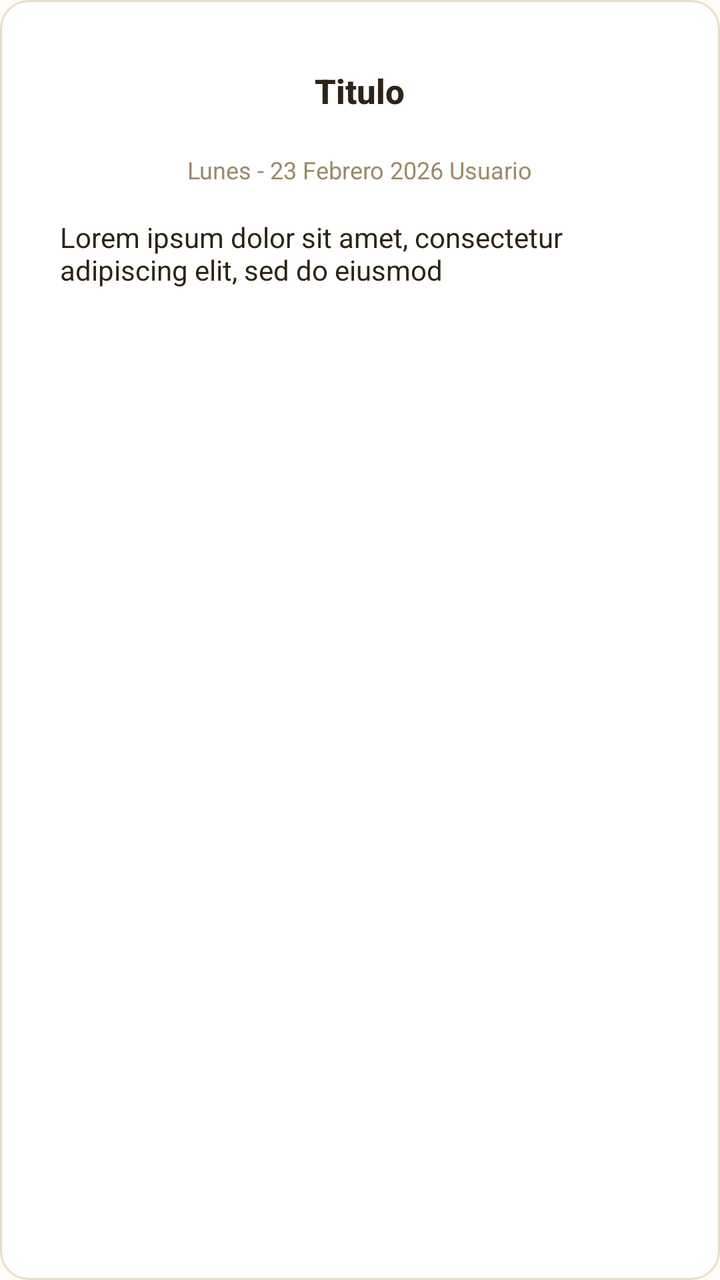
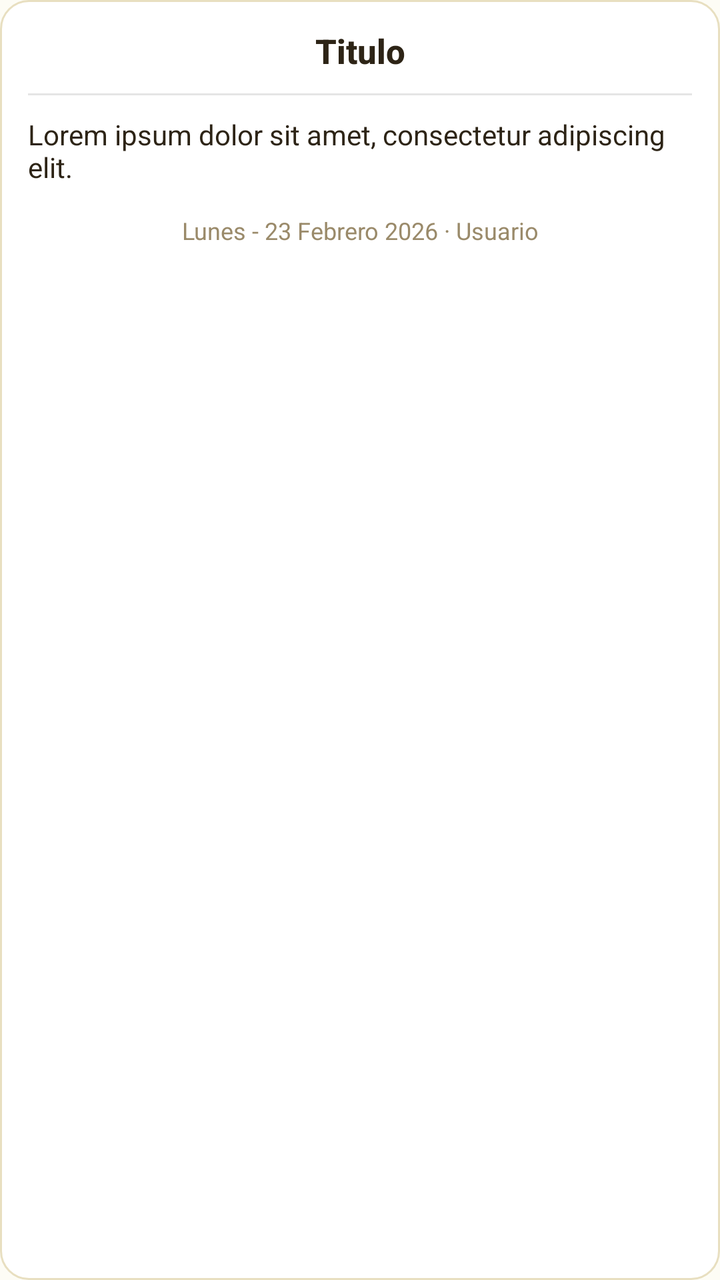

An Android layout rendered at two revisions. The XML below is the earlier revision; the diff shows what the commit changed to produce the second picture.
<!-- AndroidManifest.xml: application theme Theme.HomneyApp -->
<!-- res/layout/rv_layout_muro.xml -->
<?xml version="1.0" encoding="utf-8"?>
<RelativeLayout xmlns:android="http://schemas.android.com/apk/res/android"
    android:layout_width="match_parent"
    android:layout_height="wrap_content"
    android:background="@drawable/bg_card"
    android:layout_marginStart="16dp"
    android:layout_marginEnd="16dp"
    android:layout_marginBottom="10dp"
    android:padding="14dp">

    <TextView
        android:layout_width="wrap_content"
        android:layout_height="wrap_content"
        android:id="@+id/titulo_publi_muro"
        style="@style/Homney.Text.Title"
        android:layout_centerInParent="true"
        android:layout_alignParentTop="true"
        android:layout_margin="20dp"
        android:text="Titulo"/>

    <ImageView
        android:layout_width="150dp"
        android:layout_height="100dp"
        android:layout_below="@id/titulo_publi_muro"
        android:layout_centerInParent="true"
        android:layout_margin="@dimen/activity_vertical_margin"
        android:id="@+id/imagen_publi_muro"
        android:visibility="gone"/>
    <TextView
        android:layout_width="wrap_content"
        android:layout_height="wrap_content"
        android:id="@+id/fecha_nombre"
        style="@style/Homney.Text.Muted"
        android:layout_below="@id/imagen_publi_muro"
        android:layout_centerInParent="true"
        android:text="Lunes - 23 Febrero 2026 Usuario"
        />
    <ImageView
        android:layout_width="120dp"
        android:layout_height="120dp"
        android:id="@+id/img_muro_publi"
        android:layout_centerHorizontal="true"
        android:layout_below="@id/fecha_nombre"
        android:visibility="gone"/>

    <TextView
        android:layout_width="match_parent"
        android:layout_height="wrap_content"
        android:id="@+id/body_muro"
        style="@style/Homney.Text.Body"
        android:layout_below="@id/img_muro_publi"
        android:layout_centerInParent="true"
        android:textAlignment="textStart"
        android:text="Lorem ipsum dolor sit amet, consectetur adipiscing elit, sed do eiusmod"
        android:layout_margin="@dimen/fab_margin"/>

    
</RelativeLayout>
<!-- resources referenced by this layout -->
<resources>
  <dimen name="activity_vertical_margin">16dp</dimen>
  <dimen name="fab_margin">16dp</dimen>
  <!-- drawable bg_card (drawable) -->
  <?xml version="1.0" encoding="utf-8"?>
  <shape xmlns:android="http://schemas.android.com/apk/res/android"
      android:shape="rectangle">
      <solid android:color="@color/surface" />
      <stroke android:width="1dp" android:color="@color/border" />
      <corners android:radius="14dp" />
  </shape>
  <style name="Homney.Text.Body" parent="Homney.Text">
          <item name="android:textColor">@color/text</item>
          <item name="android:textSize">14sp</item>
      </style>
  <style name="Homney.Text.Muted" parent="Homney.Text">
          <item name="android:textColor">@color/muted</item>
          <item name="android:textSize">12sp</item>
      </style>
  <style name="Homney.Text.Title" parent="Homney.Text">
          <item name="android:textColor">@color/text</item>
          <item name="android:textSize">17sp</item>
          <item name="android:textStyle">bold</item>
          <item name="android:fontFamily">sans-serif-medium</item>
      </style>
  <style name="Theme.HomneyApp" parent="Theme.MaterialComponents.DayNight.DarkActionBar">
          
          <item name="colorPrimary">@color/accent</item>
          <item name="colorPrimaryVariant">@color/accent_dark</item>
          <item name="colorOnPrimary">@color/text</item>
          
          <item name="colorSecondary">@color/green</item>
          <item name="colorSecondaryVariant">@color/green_dark</item>
          <item name="colorOnSecondary">@color/text</item>
          
          <item name="android:colorBackground">@color/background</item>
          <item name="colorSurface">@color/surface</item>
          <item name="colorOnSurface">@color/text</item>
          
          <item name="android:statusBarColor" tools:targetApi="l">@color/accent_dark</item>
      </style>
  <color name="surface">#FFFFFFFF</color>
  <color name="border">#E8DFC0</color>
  <style name="Homney.Text" parent="" />
  <color name="text">#2D2416</color>
  <color name="muted">#9A8A6A</color>
  <color name="accent">#F5C518</color>
  <color name="accent_dark">#D4A80E</color>
  <color name="green">#7CC87A</color>
  <color name="green_dark">#58A856</color>
  <color name="background">#FDFCF5</color>
</resources>

<!-- the commit's change to res/layout/rv_layout_muro.xml (unified diff, before → after) -->
@@ -1,58 +1,63 @@
 <?xml version="1.0" encoding="utf-8"?>
-<RelativeLayout xmlns:android="http://schemas.android.com/apk/res/android"
+<LinearLayout xmlns:android="http://schemas.android.com/apk/res/android"
     android:layout_width="match_parent"
     android:layout_height="wrap_content"
+    android:orientation="vertical"
     android:background="@drawable/bg_card"
-    android:layout_marginStart="16dp"
-    android:layout_marginEnd="16dp"
-    android:layout_marginBottom="10dp"
-    android:padding="14dp">
+    android:padding="14dp"
+    android:layout_margin="16dp">
 
+    
     <TextView
-        android:layout_width="wrap_content"
+        android:id="@+id/titulo_publi_muro"
+        android:layout_width="match_parent"
         android:layout_height="wrap_content"
-        android:id="@+id/titulo_publi_muro"
         style="@style/Homney.Text.Title"
-        android:layout_centerInParent="true"
-        android:layout_alignParentTop="true"
-        android:layout_margin="20dp"
-        android:text="Titulo"/>
+        android:gravity="center_horizontal"
+        android:text="Titulo"
+        android:layout_marginBottom="10dp" />
 
+    
+    <View
+        android:layout_width="match_parent"
+        android:layout_height="1dp"
+        android:background="#1A000000"
+        android:layout_marginBottom="10dp" />
+
+    
+    <TextView
+        android:id="@+id/body_muro"
+        android:layout_width="match_parent"
+        android:layout_height="wrap_content"
+        style="@style/Homney.Text.Body"
+        android:text="Lorem ipsum dolor sit amet, consectetur adipiscing elit."
+        android:layout_marginBottom="10dp" />
+
+    
     <ImageView
+        android:id="@+id/img_muro_publi"
+        android:layout_width="match_parent"
+        android:layout_height="220dp"
+        android:scaleType="centerCrop"
+        android:layout_marginBottom="10dp"
+        android:visibility="gone" />
+
+    
+    <ImageView
+        android:id="@+id/imagen_publi_muro"
         android:layout_width="150dp"
         android:layout_height="100dp"
-        android:layout_below="@id/titulo_publi_muro"
-        android:layout_centerInParent="true"
-        android:layout_margin="@dimen/activity_vertical_margin"
-        android:id="@+id/imagen_publi_muro"
-        android:visibility="gone"/>
+        android:layout_gravity="center_horizontal"
+        android:visibility="gone" />
+
+    
     <TextView
-        android:layout_width="wrap_content"
-        android:layout_height="wrap_content"
         android:id="@+id/fecha_nombre"
-        style="@style/Homney.Text.Muted"
-        android:layout_below="@id/imagen_publi_muro"
-        android:layout_centerInParent="true"
-        android:text="Lunes - 23 Febrero 2026 Usuario"
-        />
-    <ImageView
-        android:layout_width="120dp"
-        android:layout_height="120dp"
-        android:id="@+id/img_muro_publi"
-        android:layout_centerHorizontal="true"
-        android:layout_below="@id/fecha_nombre"
-        android:visibility="gone"/>
-
-    <TextView
         android:layout_width="match_parent"
         android:layout_height="wrap_content"
-        android:id="@+id/body_muro"
-        style="@style/Homney.Text.Body"
-        android:layout_below="@id/img_muro_publi"
-        android:layout_centerInParent="true"
-        android:textAlignment="textStart"
-        android:text="Lorem ipsum dolor sit amet, consectetur adipiscing elit, sed do eiusmod"
-        android:layout_margin="@dimen/fab_margin"/>
+        style="@style/Homney.Text.Muted"
+        android:gravity="center_horizontal"
+        android:text="Lunes - 23 Febrero 2026 · Usuario"
+        android:layout_marginTop="4dp" />
 
-    
-</RelativeLayout>
+</LinearLayout>
<!-- resource entries referenced after the edit -->
@@ -1,7 +1,5 @@
 <!-- resources referenced by this layout -->
 <resources>
-  <dimen name="activity_vertical_margin">16dp</dimen>
-  <dimen name="fab_margin">16dp</dimen>
   <!-- drawable bg_card (drawable) -->
   <?xml version="1.0" encoding="utf-8"?>
   <shape xmlns:android="http://schemas.android.com/apk/res/android"
